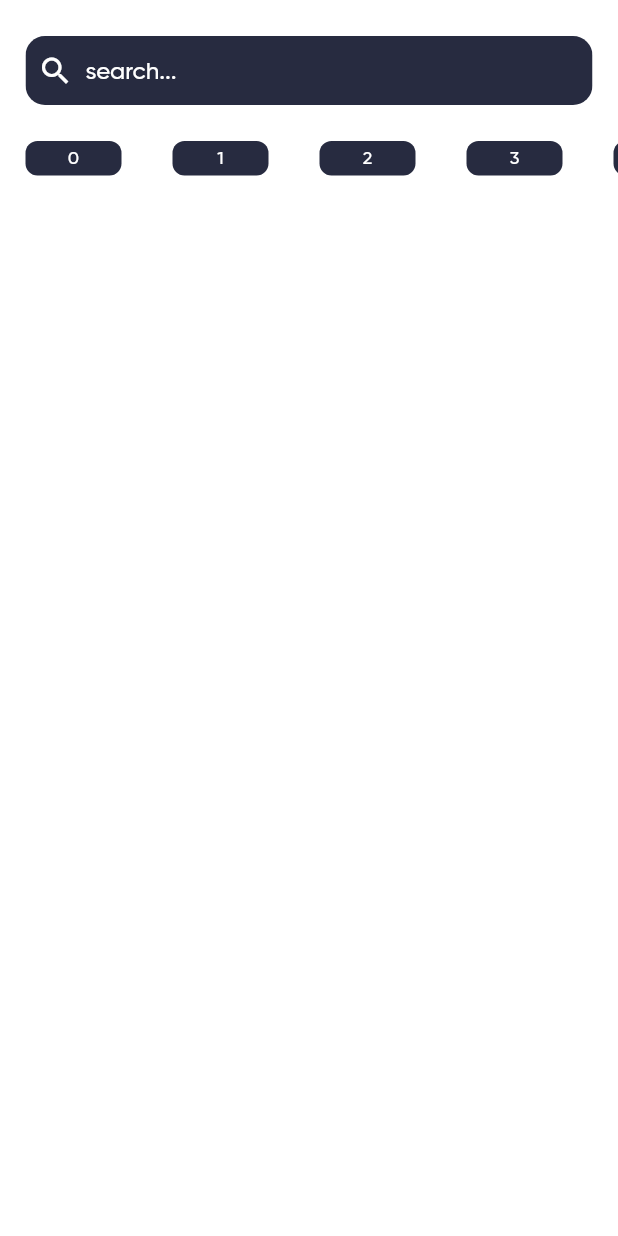
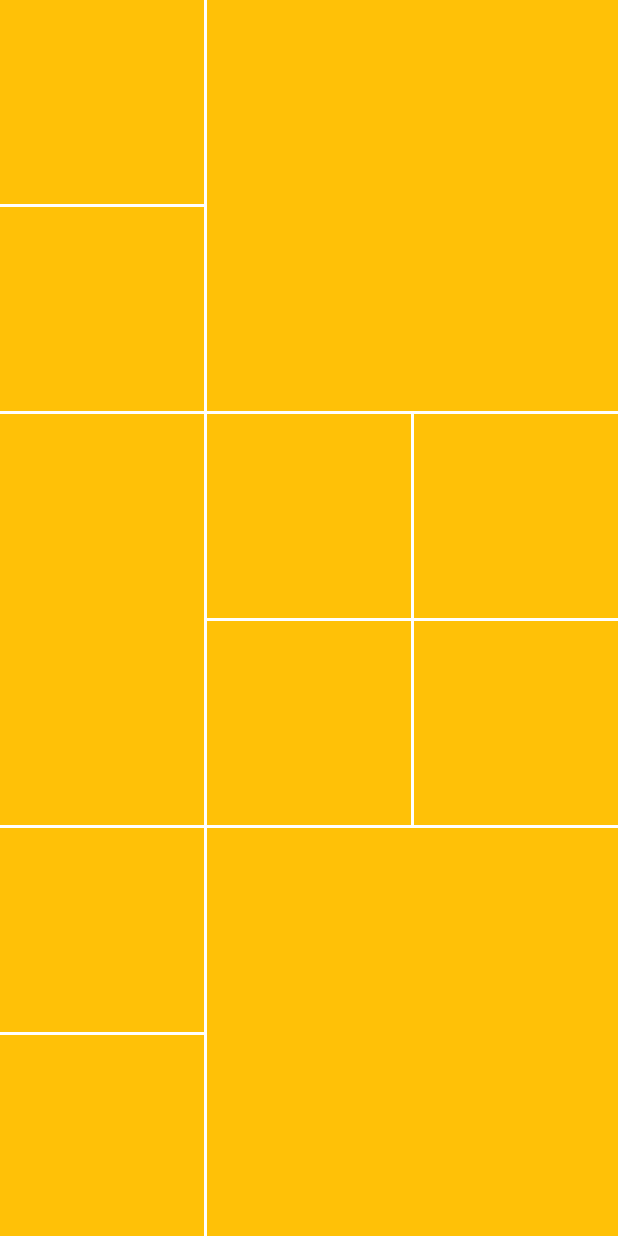
Before and after one commit to ghasemizade/instagram_clone, a Flutter app: the screen it shows after launch, on a phone screen of 412 x 824 dp. Run offline on Flutter 3.47's test engine with Material 2 defaults, Android fonts, the phone set to English and light mode, and no system bars.

```diff
--- a/instagram/lib/screens/Explore.dart
+++ b/instagram/lib/screens/Explore.dart
@@ -1,18 +1,118 @@
 import 'dart:ui';
 
 import 'package:flutter/material.dart';
+import 'package:flutter_staggered_grid_view/flutter_staggered_grid_view.dart';
 
-class ExploreScreen extends StatelessWidget {
-  const ExploreScreen({Key? key}) : super(key: key);
+class ExploreScreen extends StatefulWidget {
+  ExploreScreen({Key? key}) : super(key: key);
 
+  @override
+  State<ExploreScreen> createState() => _ExploreScreenState();
+}
+
+class _ExploreScreenState extends State<ExploreScreen> {
   @override
   Widget build(BuildContext context) {
     return Scaffold(
       backgroundColor: Colors.white,
       body: SafeArea(
-        child: Column(
-          children: [
-            Padding(
+          // child: CustomScrollView(
+          //   slivers: [
+          //     SliverToBoxAdapter(
+          //       child: _getSearchBox(),
+          //     ),
+          //     SliverToBoxAdapter(
+          //       child: _getCategoryTag(),
+          //     ),
+          child: GridView.custom(
+        gridDelegate: SliverQuiltedGridDelegate(
+          crossAxisCount: 3,
+          mainAxisSpacing: 2,
+          crossAxisSpacing: 2,
+          pattern: [
+            QuiltedGridTile(1, 1),
+            QuiltedGridTile(2, 2),
+            QuiltedGridTile(1, 1),
+            QuiltedGridTile(2, 1),
+            QuiltedGridTile(1, 1),
+            QuiltedGridTile(1, 1),
+            QuiltedGridTile(1, 1),
+            QuiltedGridTile(1, 1),
+          ],
+        ),
+        childrenDelegate: SliverChildBuilderDelegate(
+          (context, index) {
+            return Container(
+              color: Colors.amber,
+            );
+          },
+        ),
+      )),
+    );
+  }
+
+  List<String> category = [
+    'All',
+    'Sport',
+    'Art',
+    'Car',
+    'House',
+    'Tech',
+    'Nature',
+    'Entertainment',
+    'Cooking',
+    'Music',
+  ];
+
+  Widget _getCategoryTag() {
+    return Container(
+      height: 23,
+      child: ListView.builder(
+        scrollDirection: Axis.horizontal,
+        itemCount: category.length,
+        itemBuilder: ((context, index) {
+          return Padding(
+            padding: EdgeInsets.symmetric(horizontal: 17.0),
+            child: Container(
+              height: 25.0,
+              width: 64.0,
+              decoration: BoxDecoration(
+                borderRadius: BorderRadius.circular(8.0),
+                gradient: LinearGradient(
+                  begin: Alignment.topCenter,
+                  end: Alignment.bottomCenter,
+                  colors: [
+                    Color.fromRGBO(39, 43, 64, 1),
+                    Color.fromRGBO(39, 43, 64, 1),
+                  ],
+                ),
+              ),
+              child: Center(
+                child: Padding(
+                  padding: EdgeInsets.symmetric(
+                    horizontal: 10,
+                    vertical: 3,
+                  ),
+                  child: Text(
+                    '${category[index]}',
+                    style: TextStyle(
+                      color: Colors.white,
+                      fontSize: 12.0,
+                      fontFamily: 'GM',
+                    ),
+                  ),
+                ),
+              ),
+            ),
+          );
+        }),
+      ),
+    );
+  }
+}
+
+Widget _getSearchBox() {
+  return Padding(
     padding: EdgeInsets.symmetric(
       horizontal: 17,
       vertical: 24,
@@ -66,60 +166,5 @@ class ExploreScreen extends StatelessWidget {
         ),
       ),
     ),
-            ),
-            // SizedBox(
-            //   height: 10.0,
-            // ),
-            _getCategoryTag(),
-          ],
-        ),
-      ),
   );
 }
-
-  Widget _getCategoryTag() {
-    return Container(
-      height: 23,
-      child: ListView.builder(
-        scrollDirection: Axis.horizontal,
-        itemCount: 10,
-        itemBuilder: ((context, index) {
-          return Padding(
-            padding: EdgeInsets.symmetric(horizontal: 17.0),
-            child: Container(
-              height: 25.0,
-              width: 64.0,
-              decoration: BoxDecoration(
-                borderRadius: BorderRadius.circular(8.0),
-                gradient: LinearGradient(
-                  begin: Alignment.topCenter,
-                  end: Alignment.bottomCenter,
-                  colors: [
-                    Color.fromRGBO(39, 43, 64, 1),
-                    Color.fromRGBO(39, 43, 64, 1),
-                  ],
-                ),
-              ),
-              child: Center(
-                child: Padding(
-                  padding: EdgeInsets.symmetric(
-                    horizontal: 10,
-                    vertical: 3,
-                  ),
-                  child: Text(
-                    '$index',
-                    style: TextStyle(
-                      color: Colors.white,
-                      fontSize: 12.0,
-                      fontFamily: 'GM',
-                    ),
-                  ),
-                ),
-              ),
-            ),
-          );
-        }),
-      ),
-    );
-  }
-}
--- a/instagram/pubspec.yaml
+++ b/instagram/pubspec.yaml
@@ -30,6 +30,7 @@ dependencies:
   flutter:
     sdk: flutter
   dotted_border: ^2.0.0+2
+  flutter_staggered_grid_view: ^0.6.2
 
 
   # The following adds the Cupertino Icons font to your application.
```
Also changed, not shown: instagram/pubspec.lock. Lines whose indentation alone changed are shown as unchanged.
